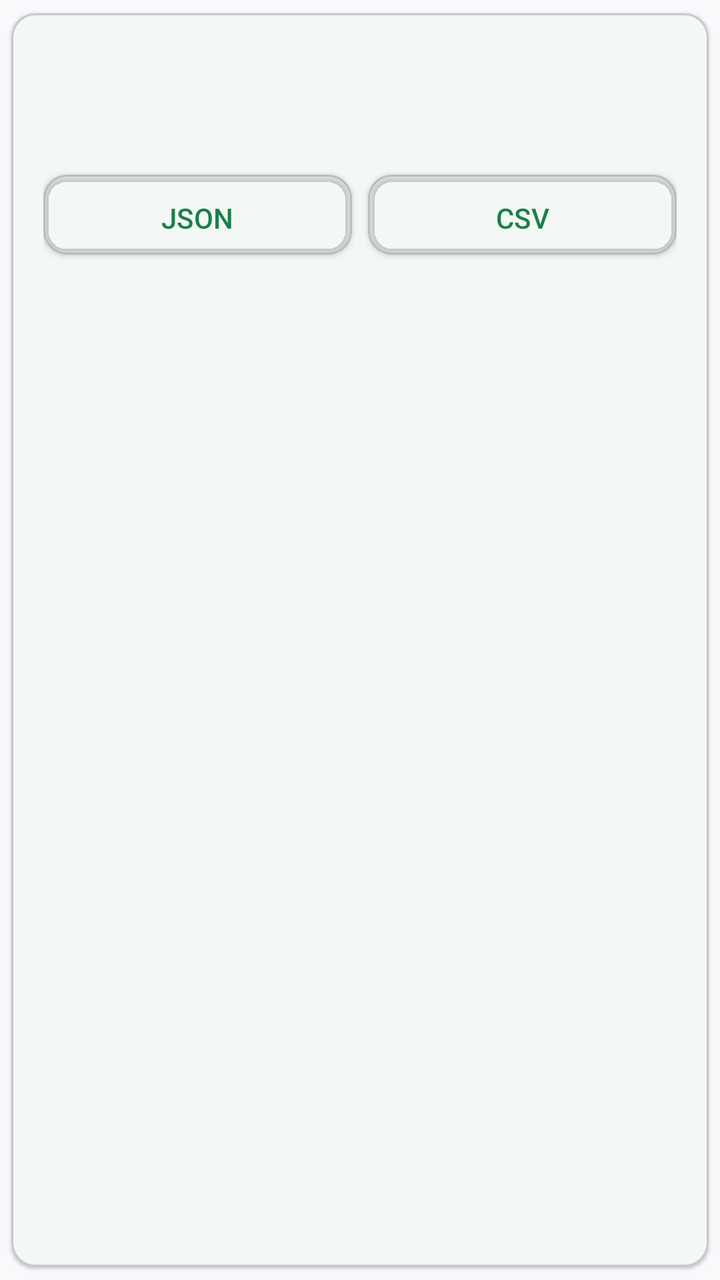
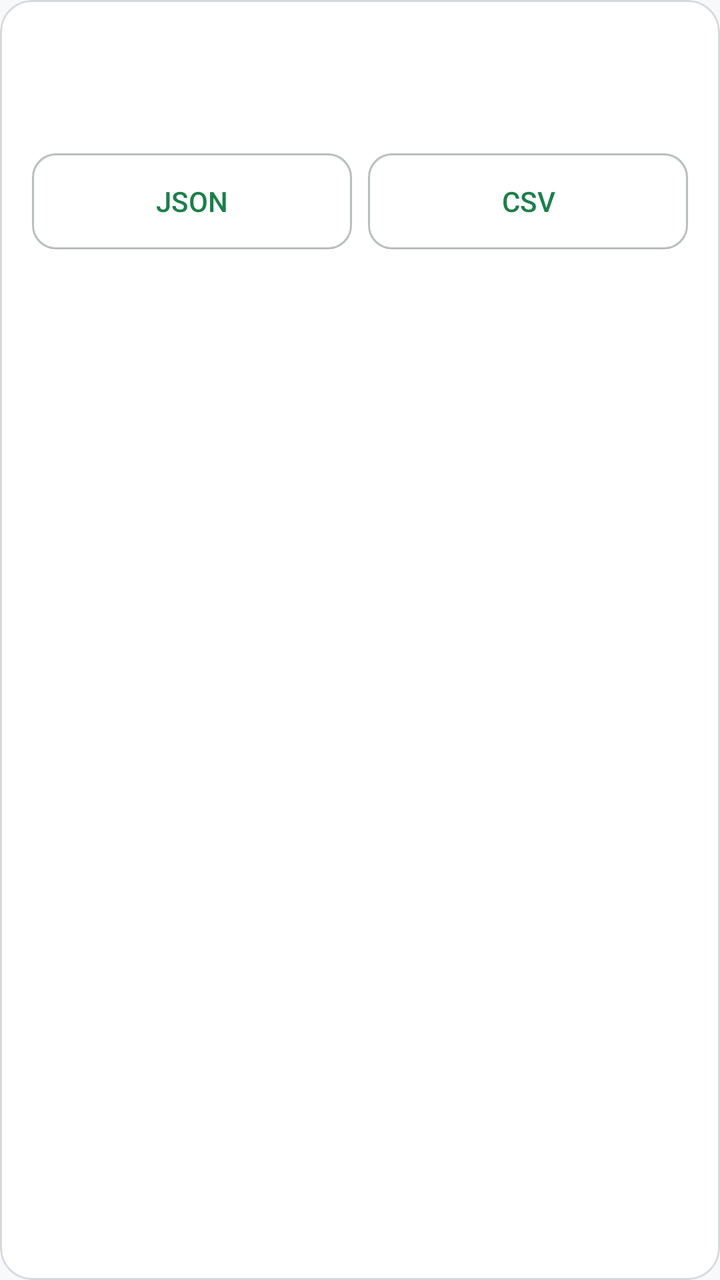

The first picture is an Android layout as it rendered before a commit; the second is the same layout after the commit. The layout source and the unified diff follow.
<!-- AndroidManifest.xml: application theme Theme.NetScan -->
<!-- res/layout/expert_item_scan.xml -->
<?xml version="1.0" encoding="utf-8"?>
<com.google.android.material.card.MaterialCardView xmlns:android="http://schemas.android.com/apk/res/android"
    xmlns:app="http://schemas.android.com/apk/res-auto"
    android:layout_width="match_parent"
    android:layout_height="wrap_content"
    android:layout_marginBottom="@dimen/screen_padding_small"
    app:cardBackgroundColor="?attr/colorSurface"
    app:cardCornerRadius="12dp"
    app:cardElevation="1dp"
    app:cardUseCompatPadding="true">

    <LinearLayout
        android:layout_width="match_parent"
        android:layout_height="wrap_content"
        android:orientation="vertical"
        android:padding="@dimen/screen_padding">

        <TextView
            android:id="@+id/text_scan_date"
            android:layout_width="match_parent"
            android:layout_height="wrap_content"
            android:layout_marginBottom="@dimen/screen_padding_xs"
            android:fontFamily="monospace"
            android:textAppearance="@style/TextAppearance.NetScan.TitleMedium"
            android:textColor="?attr/colorOnSurface" />

        <TextView
            android:id="@+id/text_scan_stats"
            android:layout_width="match_parent"
            android:layout_height="wrap_content"
            android:layout_marginBottom="@dimen/screen_padding"
            android:fontFamily="monospace"
            android:textAppearance="@style/TextAppearance.NetScan.BodyMedium"
            android:textColor="?attr/colorOnSurfaceVariant" />

        <LinearLayout
            android:layout_width="match_parent"
            android:layout_height="wrap_content"
            android:orientation="horizontal">

            <com.google.android.material.button.MaterialButton
                android:id="@+id/button_export_json"
                style="@style/Widget.NetScan.Button.Outlined"
                android:layout_width="0dp"
                android:layout_height="@dimen/touch_target_min"
                android:layout_weight="1"
                android:layout_marginEnd="@dimen/screen_padding_small"
                android:text="@string/expert_export_json"
                android:textAllCaps="false"
                android:elevation="2dp" />

            <com.google.android.material.button.MaterialButton
                android:id="@+id/button_export_csv"
                style="@style/Widget.NetScan.Button.Outlined"
                android:layout_width="0dp"
                android:layout_height="@dimen/touch_target_min"
                android:layout_weight="1"
                android:text="@string/expert_export_csv"
                android:textAllCaps="false"
                android:elevation="2dp" />
        </LinearLayout>
    </LinearLayout>

</com.google.android.material.card.MaterialCardView>
<!-- resources referenced by this layout -->
<resources>
  <style name="Widget.NetScan.Button.Outlined" parent="Widget.Material3.Button.OutlinedButton">
          <item name="android:paddingLeft">24dp</item>
          <item name="android:paddingTop">12dp</item>
          <item name="android:paddingRight">24dp</item>
          <item name="android:paddingBottom">12dp</item>
          <item name="cornerFamily">rounded</item>
          <item name="cornerRadius">12dp</item>
          <item name="android:elevation">0dp</item>
      </style>
  <style name="Theme.NetScan" parent="Theme.Material3.DayNight.NoActionBar">
          
          <item name="colorPrimary">@color/primary</item>
          <item name="colorOnPrimary">@color/on_primary</item>
          <item name="colorPrimaryContainer">@color/primary_container</item>
          <item name="colorOnPrimaryContainer">@color/on_primary_container</item>
  
          
          <item name="colorSecondary">@color/secondary</item>
          <item name="colorOnSecondary">@color/on_secondary</item>
          <item name="colorSecondaryContainer">@color/secondary_container</item>
          <item name="colorOnSecondaryContainer">@color/on_secondary_container</item>
  
          
          <item name="colorSurface">@color/surface</item>
          <item name="colorOnSurface">@color/on_surface</item>
          <item name="colorSurfaceVariant">@color/surface_variant</item>
          <item name="colorOnSurfaceVariant">@color/on_surface_variant</item>
          <item name="colorBackground">@color/background</item>
          <item name="android:colorBackground">@color/background</item>
          <item name="android:windowBackground">@color/background</item>
  
          
          <item name="colorOutline">@color/outline</item>
          <item name="colorError">@color/error</item>
          <item name="colorOnError">@color/on_error</item>
          <item name="colorErrorContainer">@color/error_container</item>
          <item name="colorOnErrorContainer">@color/on_error_container</item>
  
          
          <item name="colorSuccess">@color/status_ok</item>
          <item name="colorWarning">@color/status_warning</item>
          <item name="colorOnWarning">@color/on_warning</item>
  
          
          <item name="buttonStyle">@style/Widget.NetScan.Button</item>
          <item name="borderlessButtonStyle">@style/Widget.NetScan.Button.Borderless</item>
  
          
          <item name="textInputStyle">@style/Widget.NetScan.TextInputLayout</item>
          <item name="editTextStyle">@style/Widget.NetScan.EditText</item>
  
          
          <item name="android:progressBarStyleHorizontal">@style/Widget.NetScan.ProgressBar.Horizontal</item>
  
          
          <item name="bottomNavigationStyle">@style/Widget.NetScan.BottomNavigationView</item>
      </style>
  <style name="Widget.NetScan.Button" parent="Widget.Material3.Button">
          <item name="android:insetLeft">0dp</item>
          <item name="android:insetTop">0dp</item>
          <item name="android:insetRight">0dp</item>
          <item name="android:insetBottom">0dp</item>
          <item name="android:paddingLeft">24dp</item>
          <item name="android:paddingTop">12dp</item>
          <item name="android:paddingRight">24dp</item>
          <item name="android:paddingBottom">12dp</item>
          <item name="cornerFamily">rounded</item>
          <item name="cornerRadius">12dp</item>
          <item name="android:elevation">2dp</item>
      </style>
  <style name="Widget.NetScan.Button.Borderless" parent="Widget.Material3.Button.TextButton">
          <item name="android:paddingLeft">16dp</item>
          <item name="android:paddingTop">8dp</item>
          <item name="android:paddingRight">16dp</item>
          <item name="android:paddingBottom">8dp</item>
          <item name="cornerFamily">rounded</item>
          <item name="cornerRadius">8dp</item>
      </style>
  <!-- unchanged entries left out for length: 35 -->
</resources>

<!-- the commit's change to res/layout/expert_item_scan.xml (unified diff, before → after) -->
@@ -1,13 +1,9 @@
 <?xml version="1.0" encoding="utf-8"?>
 <com.google.android.material.card.MaterialCardView xmlns:android="http://schemas.android.com/apk/res/android"
-    xmlns:app="http://schemas.android.com/apk/res-auto"
     android:layout_width="match_parent"
     android:layout_height="wrap_content"
-    android:layout_marginBottom="@dimen/screen_padding_small"
-    app:cardBackgroundColor="?attr/colorSurface"
-    app:cardCornerRadius="12dp"
-    app:cardElevation="1dp"
-    app:cardUseCompatPadding="true">
+    style="@style/Widget.NetScan.Card"
+    android:layout_marginBottom="@dimen/screen_padding_small">
 
     <LinearLayout
         android:layout_width="match_parent"
@@ -42,22 +38,20 @@
                 android:id="@+id/button_export_json"
                 style="@style/Widget.NetScan.Button.Outlined"
                 android:layout_width="0dp"
-                android:layout_height="@dimen/touch_target_min"
+                android:layout_height="wrap_content"
                 android:layout_weight="1"
                 android:layout_marginEnd="@dimen/screen_padding_small"
                 android:text="@string/expert_export_json"
-                android:textAllCaps="false"
-                android:elevation="2dp" />
+                />
 
             <com.google.android.material.button.MaterialButton
                 android:id="@+id/button_export_csv"
                 style="@style/Widget.NetScan.Button.Outlined"
                 android:layout_width="0dp"
-                android:layout_height="@dimen/touch_target_min"
+                android:layout_height="wrap_content"
                 android:layout_weight="1"
                 android:text="@string/expert_export_csv"
-                android:textAllCaps="false"
-                android:elevation="2dp" />
+                />
         </LinearLayout>
     </LinearLayout>
 
<!-- resource entries referenced after the edit -->
@@ -1,13 +1,22 @@
 <!-- resources referenced by this layout -->
 <resources>
   <style name="Widget.NetScan.Button.Outlined" parent="Widget.Material3.Button.OutlinedButton">
-          <item name="android:paddingLeft">24dp</item>
-          <item name="android:paddingTop">12dp</item>
-          <item name="android:paddingRight">24dp</item>
-          <item name="android:paddingBottom">12dp</item>
-          <item name="cornerFamily">rounded</item>
-          <item name="cornerRadius">12dp</item>
-          <item name="android:elevation">0dp</item>
+          <item name="android:minHeight">@dimen/touch_target_min</item>
+          <item name="android:insetTop">0dp</item>
+          <item name="android:insetBottom">0dp</item>
+          <item name="android:paddingLeft">20dp</item>
+          <item name="android:paddingRight">20dp</item>
+          <item name="android:paddingTop">10dp</item>
+          <item name="android:paddingBottom">10dp</item>
+          <item name="cornerRadius">@dimen/button_corner_radius</item>
+          <item name="iconGravity">textStart</item>
+      </style>
+  <style name="Widget.NetScan.Card" parent="Widget.Material3.CardView.Outlined">
+          <item name="cardBackgroundColor">?attr/colorSurface</item>
+          <item name="strokeColor">@color/outline_variant</item>
+          <item name="strokeWidth">1dp</item>
+          <item name="cardCornerRadius">@dimen/card_corner_radius</item>
+          <item name="cardElevation">0dp</item>
       </style>
   <style name="Theme.NetScan" parent="Theme.Material3.DayNight.NoActionBar">
           
@@ -21,6 +30,12 @@
           <item name="colorOnSecondary">@color/on_secondary</item>
           <item name="colorSecondaryContainer">@color/secondary_container</item>
           <item name="colorOnSecondaryContainer">@color/on_secondary_container</item>
+  
+          
+          <item name="colorTertiary">@color/tertiary</item>
+          <item name="colorOnTertiary">@color/on_tertiary</item>
+          <item name="colorTertiaryContainer">@color/tertiary_container</item>
+          <item name="colorOnTertiaryContainer">@color/on_tertiary_container</item>
   
           
           <item name="colorSurface">@color/surface</item>
@@ -57,26 +72,34 @@
           
           <item name="bottomNavigationStyle">@style/Widget.NetScan.BottomNavigationView</item>
       </style>
+  <dimen name="button_corner_radius">12dp</dimen>
+  <color name="outline_variant">#D6D9DC</color>
+  <dimen name="card_corner_radius">16dp</dimen>
+  <color name="tertiary">#7C50B8</color>
+  <color name="on_tertiary">#FFFFFF</color>
+  <color name="tertiary_container">#EADDFF</color>
+  <color name="on_tertiary_container">#2E005F</color>
   <style name="Widget.NetScan.Button" parent="Widget.Material3.Button">
-          <item name="android:insetLeft">0dp</item>
+          <item name="android:minHeight">@dimen/touch_target_min</item>
           <item name="android:insetTop">0dp</item>
-          <item name="android:insetRight">0dp</item>
           <item name="android:insetBottom">0dp</item>
-          <item name="android:paddingLeft">24dp</item>
-          <item name="android:paddingTop">12dp</item>
-          <item name="android:paddingRight">24dp</item>
-          <item name="android:paddingBottom">12dp</item>
-          <item name="cornerFamily">rounded</item>
-          <item name="cornerRadius">12dp</item>
-          <item name="android:elevation">2dp</item>
+          <item name="android:paddingLeft">20dp</item>
+          <item name="android:paddingRight">20dp</item>
+          <item name="android:paddingTop">10dp</item>
+          <item name="android:paddingBottom">10dp</item>
+          <item name="cornerRadius">@dimen/button_corner_radius</item>
+          <item name="iconGravity">textStart</item>
       </style>
   <style name="Widget.NetScan.Button.Borderless" parent="Widget.Material3.Button.TextButton">
-          <item name="android:paddingLeft">16dp</item>
+          <item name="android:minHeight">@dimen/touch_target_min</item>
+          <item name="android:insetTop">0dp</item>
+          <item name="android:insetBottom">0dp</item>
+          <item name="android:paddingLeft">12dp</item>
+          <item name="android:paddingRight">12dp</item>
           <item name="android:paddingTop">8dp</item>
-          <item name="android:paddingRight">16dp</item>
           <item name="android:paddingBottom">8dp</item>
-          <item name="cornerFamily">rounded</item>
           <item name="cornerRadius">8dp</item>
+          <item name="iconGravity">textStart</item>
       </style>
   <!-- unchanged entries left out for length: 35 -->
 </resources>
